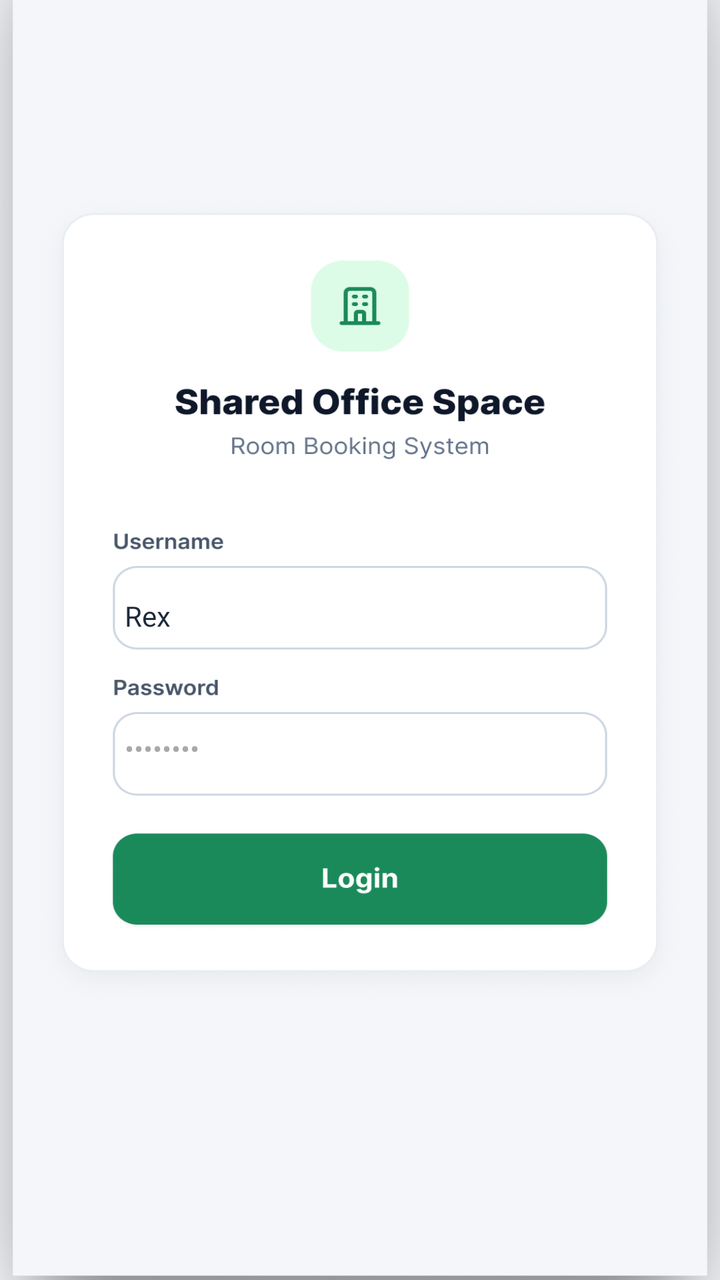
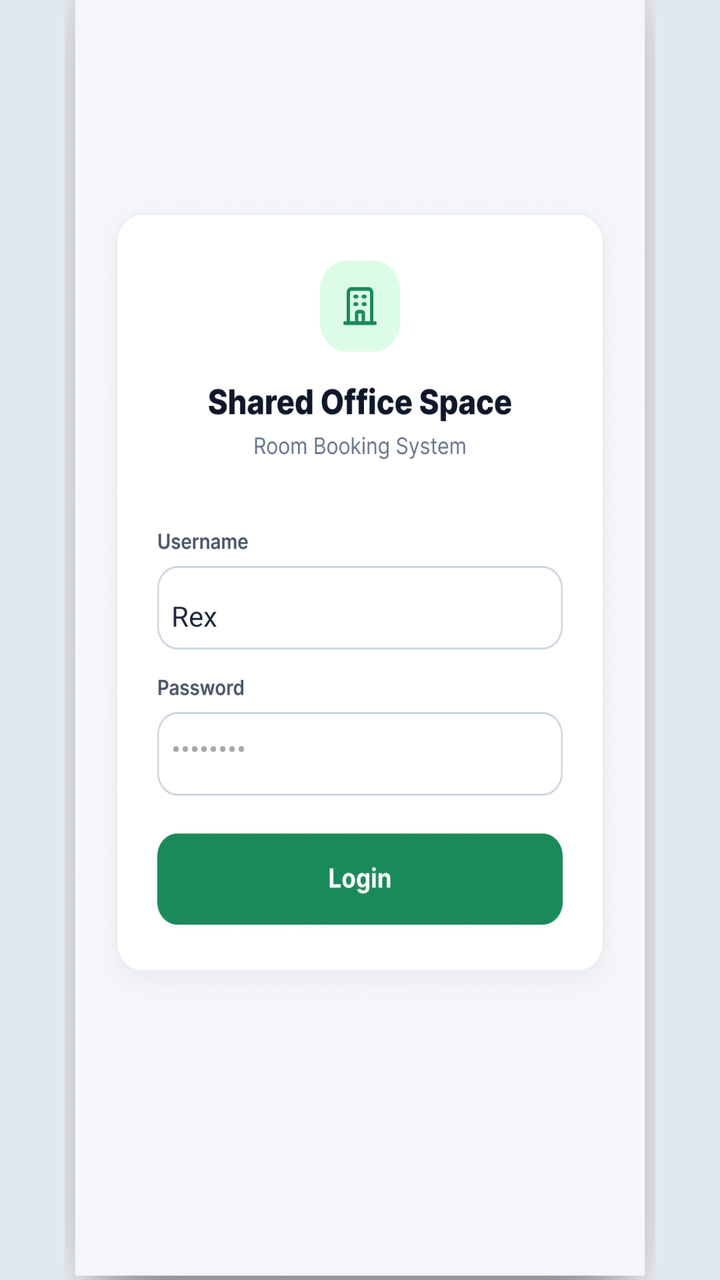

Two renders of the same Android screen: before a commit and after it. Below are the layout's source before the change and the commit's diff.
<!-- AndroidManifest.xml: application theme Theme.SharedOfficeBookingApp -->
<!-- res/layout/activity_main.xml -->
<?xml version="1.0" encoding="utf-8"?>
<androidx.constraintlayout.widget.ConstraintLayout xmlns:android="http://schemas.android.com/apk/res/android"
    xmlns:app="http://schemas.android.com/apk/res-auto"
    android:layout_width="match_parent"
    android:layout_height="match_parent"
    android:background="#F4F6F9">

    <ImageView
        android:id="@+id/ivBgLogin"
        android:layout_width="0dp"
        android:layout_height="0dp"
        android:scaleType="fitXY"
        android:scaleX="1.18"
        android:scaleY="1.18"
        android:src="@drawable/login"
        app:layout_constraintBottom_toBottomOf="parent"
        app:layout_constraintEnd_toEndOf="parent"
        app:layout_constraintStart_toStartOf="parent"
        app:layout_constraintTop_toTopOf="parent" />

    
    <EditText
        android:id="@+id/etUsername"
        android:layout_width="0dp"
        android:layout_height="0dp"
        android:background="@android:color/transparent"
        android:gravity="center_vertical"
        android:hint="User name"
        android:text="Rex"
        android:inputType="text"
        android:paddingStart="12dp"
        android:paddingEnd="12dp"
        android:textColor="#1E293B"
        android:textSize="14sp"
        app:layout_constraintBottom_toBottomOf="parent"
        app:layout_constraintEnd_toEndOf="parent"
        app:layout_constraintHeight_percent="0.055"
        app:layout_constraintStart_toStartOf="parent"
        app:layout_constraintTop_toTopOf="parent"
        app:layout_constraintVertical_bias="0.48"
        app:layout_constraintWidth_percent="0.72" />

    
    <EditText
        android:id="@+id/etPassword"
        android:layout_width="0dp"
        android:layout_height="0dp"
        android:background="@android:color/transparent"
        android:gravity="center_vertical"
        android:hint="••••••••"
        android:inputType="textPassword"
        android:paddingStart="12dp"
        android:paddingEnd="12dp"
        android:textColor="#1E293B"
        android:textSize="14sp"
        app:layout_constraintBottom_toBottomOf="parent"
        app:layout_constraintEnd_toEndOf="parent"
        app:layout_constraintHeight_percent="0.055"
        app:layout_constraintStart_toStartOf="parent"
        app:layout_constraintTop_toTopOf="parent"
        app:layout_constraintVertical_bias="0.59"
        app:layout_constraintWidth_percent="0.72" />

    
    <Button
        android:id="@+id/btnLogin"
        android:layout_width="0dp"
        android:layout_height="0dp"
        android:background="@android:color/transparent"
        app:layout_constraintBottom_toBottomOf="parent"
        app:layout_constraintEnd_toEndOf="parent"
        app:layout_constraintHeight_percent="0.062"
        app:layout_constraintStart_toStartOf="parent"
        app:layout_constraintTop_toTopOf="parent"
        app:layout_constraintVertical_bias="0.692"
        app:layout_constraintWidth_percent="0.72" />

</androidx.constraintlayout.widget.ConstraintLayout>
<!-- resources referenced by this layout -->
<resources>
  <!-- drawable login: png bitmap (drawable, 764617 bytes) -->
  <style name="Theme.SharedOfficeBookingApp" parent="Base.Theme.SharedOfficeBookingApp" />
  <style name="Base.Theme.SharedOfficeBookingApp" parent="Theme.Material3.DayNight.NoActionBar">
          
          
      </style>
</resources>

<!-- the commit's change to res/layout/activity_main.xml (unified diff, before → after) -->
@@ -3,76 +3,89 @@
     xmlns:app="http://schemas.android.com/apk/res-auto"
     android:layout_width="match_parent"
     android:layout_height="match_parent"
-    android:background="#F4F6F9">
+    android:background="#E2E8F0">
 
-    <ImageView
-        android:id="@+id/ivBgLogin"
+    <androidx.constraintlayout.widget.ConstraintLayout
+        android:id="@+id/phoneViewportContainer"
         android:layout_width="0dp"
         android:layout_height="0dp"
-        android:scaleType="fitXY"
-        android:scaleX="1.18"
-        android:scaleY="1.18"
-        android:src="@drawable/login"
+        android:background="#F4F6F9"
         app:layout_constraintBottom_toBottomOf="parent"
+        app:layout_constraintDimensionRatio="W,9:19.5"
         app:layout_constraintEnd_toEndOf="parent"
         app:layout_constraintStart_toStartOf="parent"
-        app:layout_constraintTop_toTopOf="parent" />
+        app:layout_constraintTop_toTopOf="parent">
 
-    
-    <EditText
-        android:id="@+id/etUsername"
-        android:layout_width="0dp"
-        android:layout_height="0dp"
-        android:background="@android:color/transparent"
-        android:gravity="center_vertical"
-        android:hint="User name"
-        android:text="Rex"
-        android:inputType="text"
-        android:paddingStart="12dp"
-        android:paddingEnd="12dp"
-        android:textColor="#1E293B"
-        android:textSize="14sp"
-        app:layout_constraintBottom_toBottomOf="parent"
-        app:layout_constraintEnd_toEndOf="parent"
-        app:layout_constraintHeight_percent="0.055"
-        app:layout_constraintStart_toStartOf="parent"
-        app:layout_constraintTop_toTopOf="parent"
-        app:layout_constraintVertical_bias="0.48"
-        app:layout_constraintWidth_percent="0.72" />
+        <ImageView
+            android:id="@+id/ivBgLogin"
+            android:layout_width="0dp"
+            android:layout_height="0dp"
+            android:scaleType="fitXY"
+            android:scaleX="1.18"
+            android:scaleY="1.18"
+            android:src="@drawable/login"
+            app:layout_constraintBottom_toBottomOf="parent"
+            app:layout_constraintEnd_toEndOf="parent"
+            app:layout_constraintStart_toStartOf="parent"
+            app:layout_constraintTop_toTopOf="parent" />
 
-    
-    <EditText
-        android:id="@+id/etPassword"
-        android:layout_width="0dp"
-        android:layout_height="0dp"
-        android:background="@android:color/transparent"
-        android:gravity="center_vertical"
-        android:hint="••••••••"
-        android:inputType="textPassword"
-        android:paddingStart="12dp"
-        android:paddingEnd="12dp"
-        android:textColor="#1E293B"
-        android:textSize="14sp"
-        app:layout_constraintBottom_toBottomOf="parent"
-        app:layout_constraintEnd_toEndOf="parent"
-        app:layout_constraintHeight_percent="0.055"
-        app:layout_constraintStart_toStartOf="parent"
-        app:layout_constraintTop_toTopOf="parent"
-        app:layout_constraintVertical_bias="0.59"
-        app:layout_constraintWidth_percent="0.72" />
+        
+        <EditText
+            android:id="@+id/etUsername"
+            android:layout_width="0dp"
+            android:layout_height="0dp"
+            android:background="@android:color/transparent"
+            android:gravity="center_vertical"
+            android:hint="User name"
+            android:inputType="text"
+            android:paddingStart="12dp"
+            android:paddingEnd="12dp"
+            android:text="Rex"
+            android:textColor="#1E293B"
+            android:textSize="14sp"
+            app:layout_constraintBottom_toBottomOf="parent"
+            app:layout_constraintEnd_toEndOf="parent"
+            app:layout_constraintHeight_percent="0.055"
+            app:layout_constraintStart_toStartOf="parent"
+            app:layout_constraintTop_toTopOf="parent"
+            app:layout_constraintVertical_bias="0.48"
+            app:layout_constraintWidth_percent="0.72" />
 
-    
-    <Button
-        android:id="@+id/btnLogin"
-        android:layout_width="0dp"
-        android:layout_height="0dp"
-        android:background="@android:color/transparent"
-        app:layout_constraintBottom_toBottomOf="parent"
-        app:layout_constraintEnd_toEndOf="parent"
-        app:layout_constraintHeight_percent="0.062"
-        app:layout_constraintStart_toStartOf="parent"
-        app:layout_constraintTop_toTopOf="parent"
-        app:layout_constraintVertical_bias="0.692"
-        app:layout_constraintWidth_percent="0.72" />
+        
+        <EditText
+            android:id="@+id/etPassword"
+            android:layout_width="0dp"
+            android:layout_height="0dp"
+            android:background="@android:color/transparent"
+            android:gravity="center_vertical"
+            android:hint="••••••••"
+            android:inputType="textPassword"
+            android:paddingStart="12dp"
+            android:paddingEnd="12dp"
+            android:textColor="#1E293B"
+            android:textSize="14sp"
+            app:layout_constraintBottom_toBottomOf="parent"
+            app:layout_constraintEnd_toEndOf="parent"
+            app:layout_constraintHeight_percent="0.055"
+            app:layout_constraintStart_toStartOf="parent"
+            app:layout_constraintTop_toTopOf="parent"
+            app:layout_constraintVertical_bias="0.59"
+            app:layout_constraintWidth_percent="0.72" />
+
+        
+        <Button
+            android:id="@+id/btnLogin"
+            android:layout_width="0dp"
+            android:layout_height="0dp"
+            android:background="@android:color/transparent"
+            app:layout_constraintBottom_toBottomOf="parent"
+            app:layout_constraintEnd_toEndOf="parent"
+            app:layout_constraintHeight_percent="0.062"
+            app:layout_constraintStart_toStartOf="parent"
+            app:layout_constraintTop_toTopOf="parent"
+            app:layout_constraintVertical_bias="0.692"
+            app:layout_constraintWidth_percent="0.72" />
+
+    </androidx.constraintlayout.widget.ConstraintLayout>
 
 </androidx.constraintlayout.widget.ConstraintLayout>
